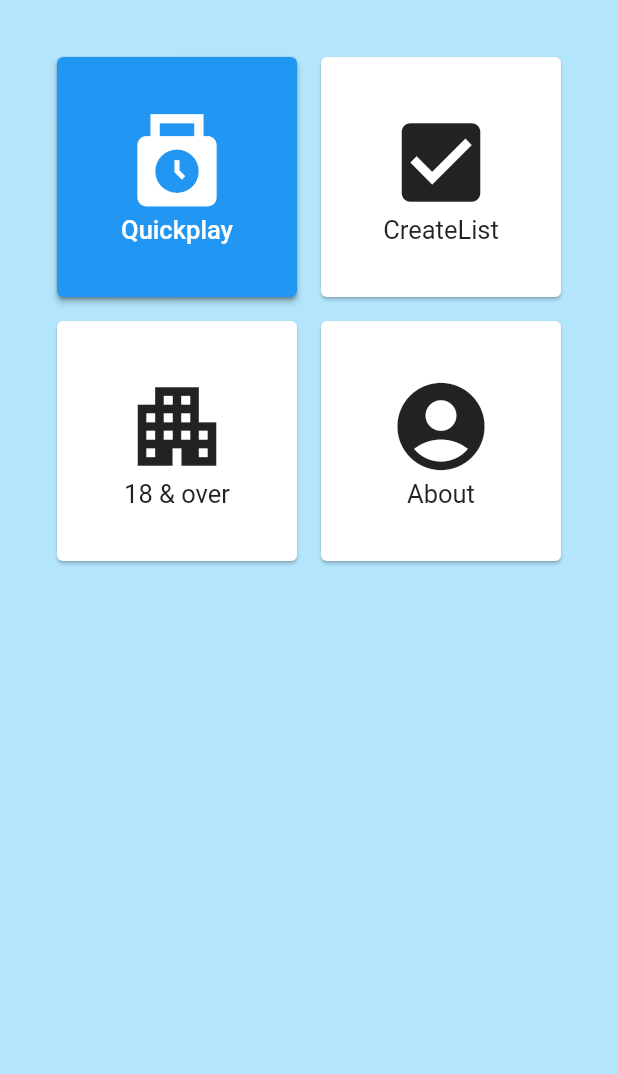
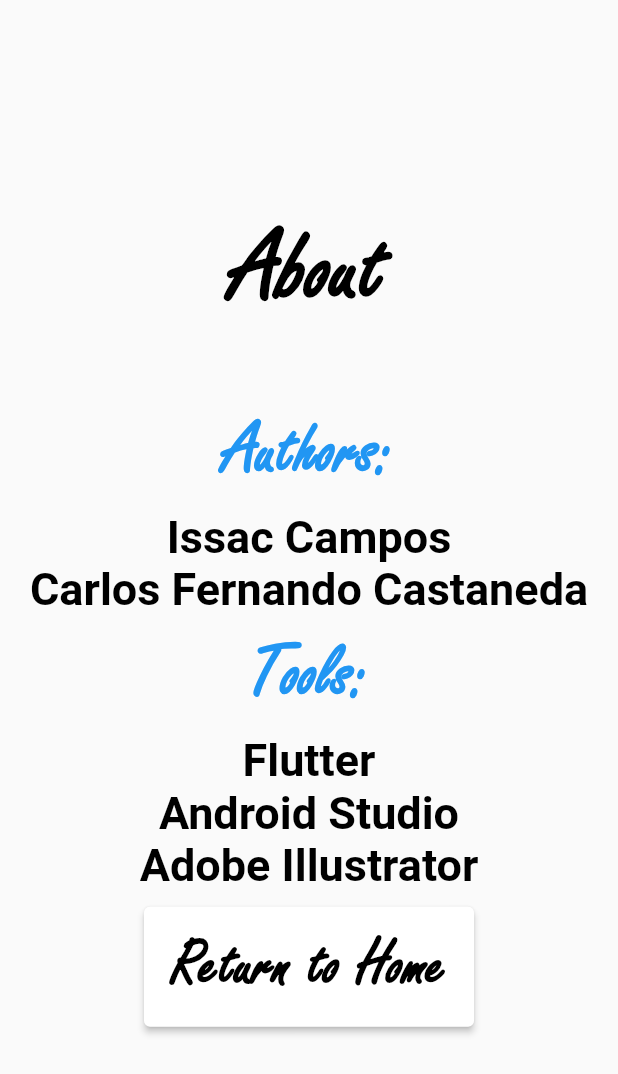
Before and after one commit to cfcastaneda98/Thinking_Crisis, a Flutter app: the HomeScreen screen opened directly, after a tap on "About", on a phone screen of 412 x 824 dp. Shown: the top 1074 px of the screen. Run offline on Flutter 3.47's test engine with Material 2 defaults, Android fonts, the phone set to English and light mode, and no system bars.

Commit message:
Added About Screen Implementation

```diff
--- a/lib/View/AboutScreen.dart
+++ b/lib/View/AboutScreen.dart
@@ -0,0 +1,116 @@
+import 'package:flutter/material.dart';
+import 'HomeScreen.dart';
+
+class AboutScreen extends StatefulWidget {
+  const AboutScreen({Key? key}) : super(key: key);
+  @override
+  State<AboutScreen> createState() => _AboutScreenState();
+}
+class _AboutScreenState extends State<AboutScreen>{
+  @override
+  Widget build(BuildContext context){
+    return Scaffold(
+      body: Center(
+        child: Column(
+          mainAxisSize: MainAxisSize.min,
+          children: <Widget>[
+            const Text(
+                'About',
+              style: TextStyle(color: Colors.black,
+                  fontWeight: FontWeight.bold,
+                  fontSize: 70,
+                  fontFamily: 'Freestyle Script'
+              ),
+            ),
+            const SizedBox(height: 50),
+            const Text(
+              'Authors:',
+              style: TextStyle(color: Colors.blue,
+                  fontWeight: FontWeight.bold,
+                  fontSize: 50,
+                  fontFamily: 'Freestyle Script'
+              ),
+            ),
+            const SizedBox(height: 10),
+            const Text(
+              'Issac Campos',
+              style: TextStyle(
+                color: Colors.black,
+                fontWeight: FontWeight.bold,
+                fontSize: 30,
+              ),
+            ),
+            const Text(
+              'Carlos Fernando Castaneda',
+              style: TextStyle(
+                color: Colors.black,
+                fontWeight: FontWeight.bold,
+                fontSize: 30,
+              ),
+            ),
+            const SizedBox(height: 10),
+            const Text(
+              'Tools:',
+              style: TextStyle(color: Colors.blue,
+                  fontWeight: FontWeight.bold,
+                  fontSize: 50,
+                  fontFamily: 'Freestyle Script'
+              ),
+            ),
+            const SizedBox(height: 10),
+            const Text(
+              'Flutter',
+              style: TextStyle(
+                color: Colors.black,
+                  fontWeight: FontWeight.bold,
+                  fontSize: 30,
+              ),
+            ),
+            const Text(
+              'Android Studio',
+              style: TextStyle(
+                color: Colors.black,
+                fontWeight: FontWeight.bold,
+                fontSize: 30,
+              ),
+            ),
+            const Text(
+              'Adobe Illustrator',
+              style: TextStyle(
+                color: Colors.black,
+                fontWeight: FontWeight.bold,
+                fontSize: 30,
+              ),
+            ),
+            const SizedBox(height: 10),
+            SizedBox(
+              height: 80,
+              width: 220,
+              child: ElevatedButton(
+                style: ElevatedButton.styleFrom(
+                  backgroundColor: Colors.white,
+                  minimumSize: const Size(100.0, 20.0),
+                ),
+                onPressed: () {
+                  Navigator.push(context,
+                    MaterialPageRoute(builder: (context) => HomeScreen()),
+                  );
+                },
+                child: const Center(
+                  child: Text(
+                    "Return to Home",
+                    style: TextStyle(color: Colors.black,
+                        fontWeight: FontWeight.bold,
+                        fontSize: 45,
+                        fontFamily: 'Freestyle Script'
+                    ),
+                  ),
+                ),
+              ),
+            ),
+          ],
+        ),
+      ),
+    );
+  }
+}
--- a/lib/View/HomeScreen.dart
+++ b/lib/View/HomeScreen.dart
@@ -1,5 +1,6 @@
 import 'package:flutter/material.dart';
 import 'package:thinking_crisis/Controller/QuickPlay.dart';
+import 'package:thinking_crisis/View/AboutScreen.dart';
 
 class HomeScreen extends StatefulWidget {
   const HomeScreen({Key? key}) : super(key: key);
@@ -87,25 +88,24 @@
                 child: InkWell(
                   onTap: (){},
                   splashColor: Colors.black,
+                  child: ElevatedButton(
+                    onPressed:(){
+                      Navigator.push(context,
+                        MaterialPageRoute(builder: (context) => AboutScreen()),
+                      );
+                    },
                   child: Center(
                     child: Column(
                       mainAxisSize: MainAxisSize.min,
-
                       children: <Widget>[
                         Icon(Icons.account_circle,size: 70.0,),
                         Text('About',style: new TextStyle(fontSize: 17.0))
                       ],
                     ),
                   ),
+                  ),
                 ),
               ),
-
-
-
-
-
-
-
             ],
        ),
      ),
```
Also changed, not shown: lib/View/TitleScreen.dart (+21 -25 lines), 2 other files.
